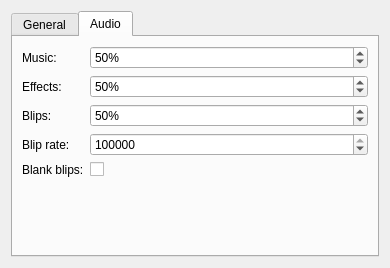
First picture: the form in res/ui/config_panel.ui, repository Chrezm/DRO-Client, before the edit.
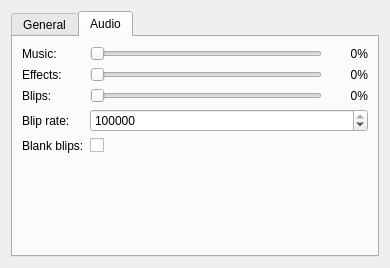
Second picture: the form after the edit. The open tabs and pages were chosen to show the change.

Commit message:
Update ao_config
Made log and theme selection apply immediately

Patch:
```diff
--- a/res/ui/config_panel.ui
+++ b/res/ui/config_panel.ui
@@ -209,17 +209,43 @@
         </widget>
        </item>
        <item row="0" column="1">
-        <widget class="QSpinBox" name="music">
-         <property name="suffix">
-          <string>%</string>
-         </property>
-         <property name="maximum">
-          <number>100</number>
-         </property>
-         <property name="value">
-          <number>50</number>
-         </property>
-        </widget>
+        <layout class="QHBoxLayout" name="horizontalLayout">
+         <item>
+          <widget class="QSlider" name="music">
+           <property name="sizePolicy">
+            <sizepolicy hsizetype="Expanding" vsizetype="Preferred">
+             <horstretch>0</horstretch>
+             <verstretch>0</verstretch>
+            </sizepolicy>
+           </property>
+           <property name="orientation">
+            <enum>Qt::Horizontal</enum>
+           </property>
+          </widget>
+         </item>
+         <item>
+          <widget class="QLabel" name="music_value">
+           <property name="minimumSize">
+            <size>
+             <width>40</width>
+             <height>0</height>
+            </size>
+           </property>
+           <property name="sizeIncrement">
+            <size>
+             <width>40</width>
+             <height>0</height>
+            </size>
+           </property>
+           <property name="text">
+            <string>0%</string>
+           </property>
+           <property name="alignment">
+            <set>Qt::AlignRight|Qt::AlignTrailing|Qt::AlignVCenter</set>
+           </property>
+          </widget>
+         </item>
+        </layout>
        </item>
        <item row="1" column="0">
         <widget class="QLabel" name="effects_label">
@@ -229,17 +255,37 @@
         </widget>
        </item>
        <item row="1" column="1">
-        <widget class="QSpinBox" name="effects">
-         <property name="suffix">
-          <string>%</string>
-         </property>
-         <property name="maximum">
-          <number>100</number>
-         </property>
-         <property name="value">
-          <number>50</number>
-         </property>
-        </widget>
+        <layout class="QHBoxLayout" name="horizontalLayout_2">
+         <item>
+          <widget class="QSlider" name="effects">
+           <property name="sizePolicy">
+            <sizepolicy hsizetype="Expanding" vsizetype="Preferred">
+             <horstretch>0</horstretch>
+             <verstretch>0</verstretch>
+            </sizepolicy>
+           </property>
+           <property name="orientation">
+            <enum>Qt::Horizontal</enum>
+           </property>
+          </widget>
+         </item>
+         <item>
+          <widget class="QLabel" name="effects_value">
+           <property name="minimumSize">
+            <size>
+             <width>40</width>
+             <height>0</height>
+            </size>
+           </property>
+           <property name="text">
+            <string>0%</string>
+           </property>
+           <property name="alignment">
+            <set>Qt::AlignRight|Qt::AlignTrailing|Qt::AlignVCenter</set>
+           </property>
+          </widget>
+         </item>
+        </layout>
        </item>
        <item row="2" column="0">
         <widget class="QLabel" name="blips_label">
@@ -249,20 +295,37 @@
         </widget>
        </item>
        <item row="2" column="1">
-        <widget class="QSpinBox" name="blips">
-         <property name="suffix">
-          <string>%</string>
-         </property>
-         <property name="prefix">
-          <string/>
-         </property>
-         <property name="maximum">
-          <number>100</number>
-         </property>
-         <property name="value">
-          <number>50</number>
-         </property>
-        </widget>
+        <layout class="QHBoxLayout" name="horizontalLayout_4">
+         <item>
+          <widget class="QSlider" name="blips">
+           <property name="sizePolicy">
+            <sizepolicy hsizetype="Expanding" vsizetype="Preferred">
+             <horstretch>0</horstretch>
+             <verstretch>0</verstretch>
+            </sizepolicy>
+           </property>
+           <property name="orientation">
+            <enum>Qt::Horizontal</enum>
+           </property>
+          </widget>
+         </item>
+         <item>
+          <widget class="QLabel" name="blips_value">
+           <property name="minimumSize">
+            <size>
+             <width>40</width>
+             <height>0</height>
+            </size>
+           </property>
+           <property name="text">
+            <string>0%</string>
+           </property>
+           <property name="alignment">
+            <set>Qt::AlignRight|Qt::AlignTrailing|Qt::AlignVCenter</set>
+           </property>
+          </widget>
+         </item>
+        </layout>
        </item>
        <item row="3" column="0">
         <widget class="QLabel" name="blip_rate_label">
```
Left out of the diff: 2 changed lines with no effect on the pictures. The commit also changes 7 other files.
